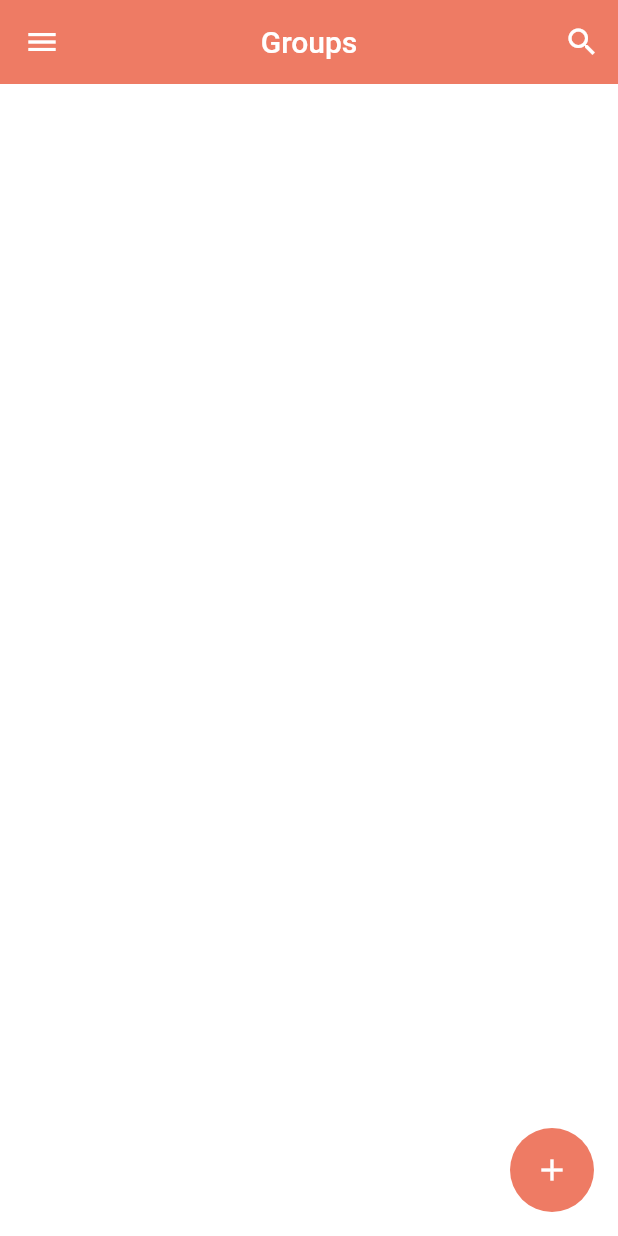
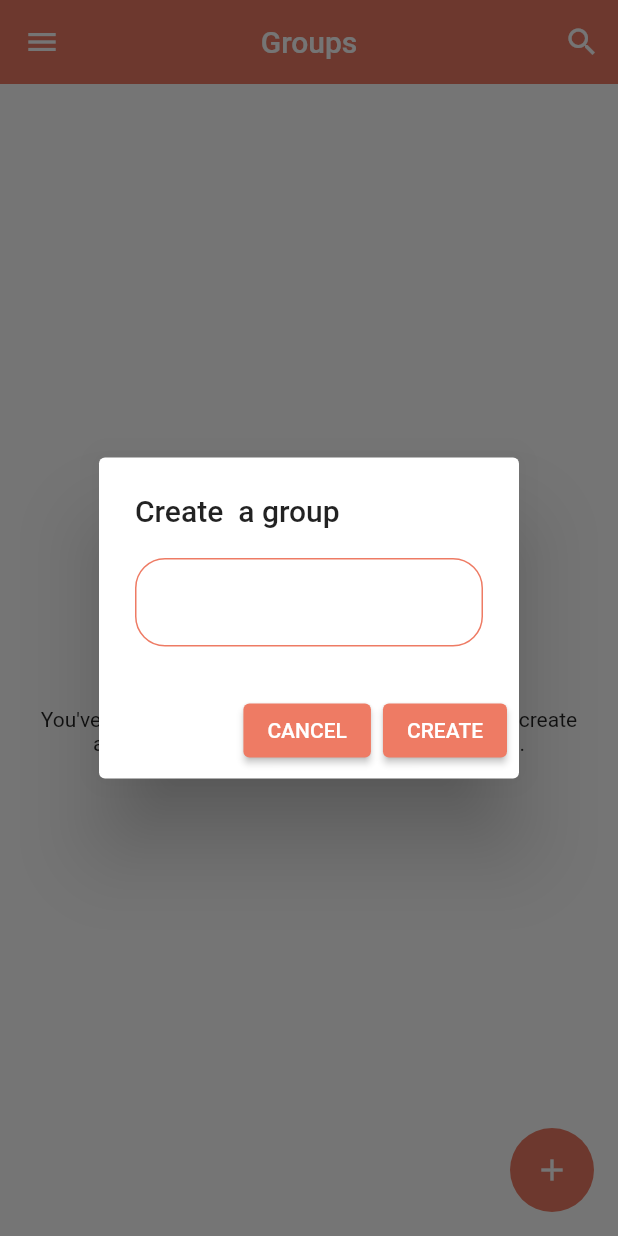
Before and after one commit to nemet92/chatFirebase, a Flutter app: the HomeScreen screen opened directly, after a tap on the "add" icon, on a phone screen of 412 x 824 dp. Run offline on Flutter 3.47's test engine with Material 2 defaults, Android fonts, the phone set to English and light mode, and no system bars; our stand-ins replace cloud_firestore, firebase_auth, firebase_core, shared_preferences; accounts and stored records are empty.

```diff
--- a/lib/pages/home_page.dart
+++ b/lib/pages/home_page.dart
@@ -3,7 +3,9 @@ import 'package:chatapp/pages/auth/login_page.dart';
 import 'package:chatapp/pages/profile_page.dart';
 import 'package:chatapp/pages/search_page.dart';
 import 'package:chatapp/service/auth_service.dart';
+import 'package:chatapp/service/database_service.dart';
 import 'package:chatapp/widgets/widgets.dart';
+import 'package:firebase_auth/firebase_auth.dart';
 import 'package:flutter/material.dart';
 
 class HomeScreen extends StatefulWidget {
@@ -16,6 +18,9 @@ class HomeScreen extends StatefulWidget {
 class _HomeScreenState extends State<HomeScreen> {
   String userName = "";
   String email = "";
+  Stream? groups;
+  String groupName = "";
+  final bool _isLoading = false;
   AuthService authService = AuthService();
   @override
   void initState() {
@@ -32,6 +37,14 @@ class _HomeScreenState extends State<HomeScreen> {
     await HelperFunctions.getUserNameFromSF().then((val) {
       setState(() {
         userName = val!;
+      });
+    });
+    //getting the list of snapshots in our stream
+    await DatabaseService(uid: FirebaseAuth.instance.currentUser!.uid)
+        .getUserGroups()
+        .then((snapshots) {
+      setState(() {
+        groups = snapshots;
       });
     });
   }
@@ -158,11 +171,122 @@ class _HomeScreenState extends State<HomeScreen> {
         },
         elevation: 0,
         backgroundColor: Theme.of(context).primaryColor,
-        child: Icon(Icons.add),
+        child: const Icon(Icons.add),
       ),
     );
   }
 
-  popUpDialog(BuildContext context) {}
-  groupList() {}
+  popUpDialog(BuildContext context) {
+    showDialog(
+        barrierDismissible: false,
+        context: context,
+        builder: (context) {
+          return AlertDialog(
+            title: const Text(
+              "Create  a group",
+              textAlign: TextAlign.left,
+            ),
+            content: Column(
+              mainAxisSize: MainAxisSize.min,
+              children: [
+                _isLoading == true
+                    ? Center(
+                        child: CircularProgressIndicator(
+                            color: Theme.of(context).primaryColor),
+                      )
+                    : TextField(
+                        onChanged: (value) {
+                          setState(() {
+                            groupName = value;
+                          });
+                        },
+                        decoration: InputDecoration(
+                          enabledBorder: OutlineInputBorder(
+                              borderRadius: BorderRadius.circular(20),
+                              borderSide: BorderSide(
+                                  color: Theme.of(context).primaryColor)),
+                          errorBorder: OutlineInputBorder(
+                              borderRadius: BorderRadius.circular(20),
+                              borderSide: BorderSide(
+                                  color: Theme.of(context).primaryColor)),
+                          focusedBorder: OutlineInputBorder(
+                              borderRadius: BorderRadius.circular(20),
+                              borderSide: BorderSide(
+                                  color: Theme.of(context).primaryColor)),
+                        ),
+                      )
+              ],
+            ),
+            actions: [
+              ElevatedButton(
+                style: ElevatedButton.styleFrom(
+                    backgroundColor: Theme.of(context).primaryColor),
+                onPressed: () {
+                  Navigator.of(context).pop();
+                },
+                child: const Text("CANCEL"),
+              ),
+              ElevatedButton(
+                style: ElevatedButton.styleFrom(
+                    backgroundColor: Theme.of(context).primaryColor),
+                onPressed: () {},
+                child: const Text("CREATE"),
+              )
+            ],
+          );
+        });
+  }
+
+  groupList() {
+    return StreamBuilder(
+      stream: groups,
+      builder: (context, AsyncSnapshot snapshot) {
+        if (snapshot.hasData) {
+          if (snapshot.data["groups"] != null) {
+            if (snapshot.data["groups"].length != 0) {
+              return const Text("helllo");
+            } else {
+              return noGroupWidget();
+            }
+          } else {
+            return noGroupWidget();
+          }
+        } else {
+          return Center(
+            child: CircularProgressIndicator(
+              color: Theme.of(context).primaryColor,
+            ),
+          );
+        }
+      },
+    );
+  }
+
+  noGroupWidget() {
+    return Container(
+      padding: const EdgeInsets.symmetric(horizontal: 25),
+      child: Column(
+        mainAxisAlignment: MainAxisAlignment.center,
+        crossAxisAlignment: CrossAxisAlignment.center,
+        children: [
+          GestureDetector(
+            onTap: () {
+              popUpDialog(context);
+            },
+            child: Icon(
+              Icons.add_circle,
+              color: Colors.grey[700],
+              size: 75,
+            ),
+          ),
+          const SizedBox(
+            height: 20,
+          ),
+          const Text(
+              textAlign: TextAlign.center,
+              "You've not joined any groups,tap on the add icon to create a group or also search from top search button.")
+        ],
+      ),
+    );
+  }
 }
--- a/lib/pages/profile_page.dart
+++ b/lib/pages/profile_page.dart
@@ -4,6 +4,7 @@ import 'package:chatapp/service/auth_service.dart';
 import 'package:chatapp/widgets/widgets.dart';
 import 'package:flutter/material.dart';
 
+// ignore: must_be_immutable
 class ProfilePage extends StatefulWidget {
   String userName;
   String email;
@@ -88,8 +89,9 @@ class _ProfilePageState extends State<ProfilePage> {
                                   color: Colors.red,
                                 )),
                             IconButton(
-                                onPressed: () async {
-                                  await authService.signOut();
+                                onPressed: () {
+                                  //burda async and await var idi
+                                  authService.signOut();
                                   Navigator.of(context).pushAndRemoveUntil(
                                       MaterialPageRoute(
                                           builder: (context) =>
--- a/lib/service/database_service.dart
+++ b/lib/service/database_service.dart
@@ -27,4 +27,22 @@ class DatabaseService {
         await userCollection.where("email", isEqualTo: email).get();
     return snapshot;
   }
+
+  //get user groups
+  getUserGroups() async {
+    return userCollection.doc(uid).snapshots();
+  }
+
+  //creating a group
+  Future createGruop(String userName, String id, String groupName) async {
+    DocumentReference documentReference = await groupCollection.add({
+      "groupName": groupName,
+      "groupIcon": "",
+      "admin": "${id}_$userName",
+      "members": [],
+      "groupId": "",
+      "recentMessage": "",
+      "recentMessageSender": "",
+    });
+  }
 }
```
